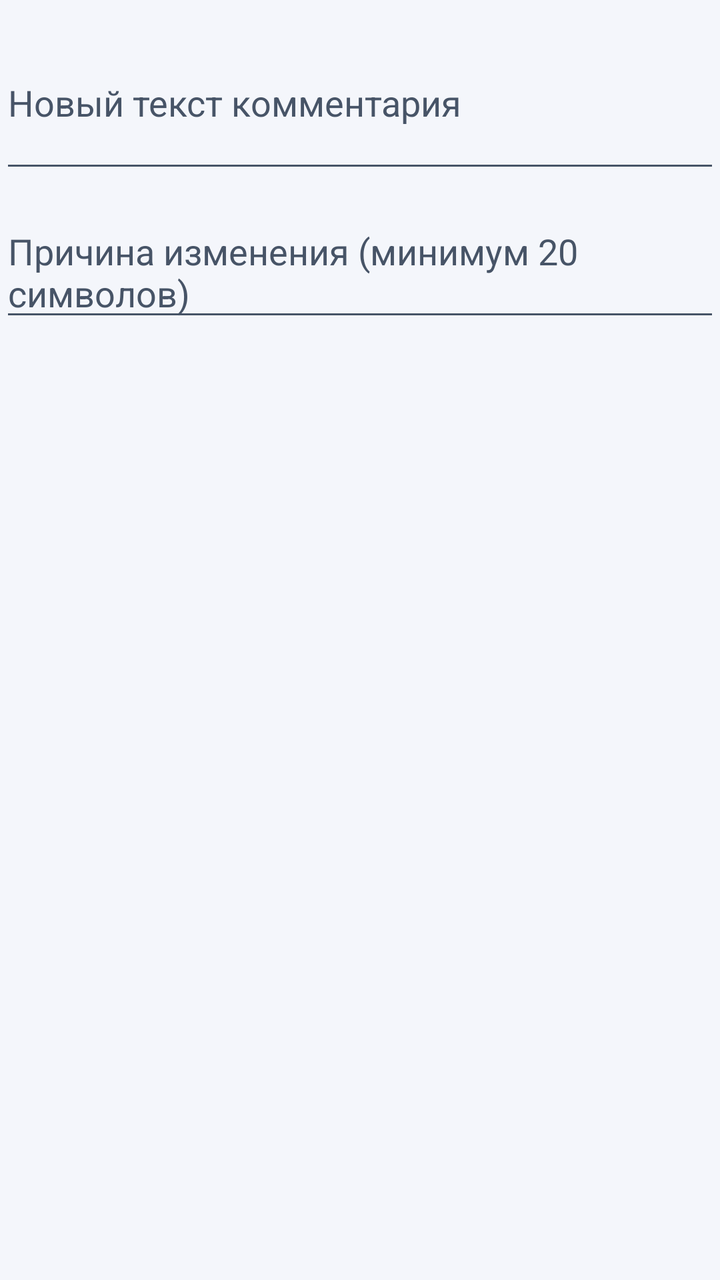
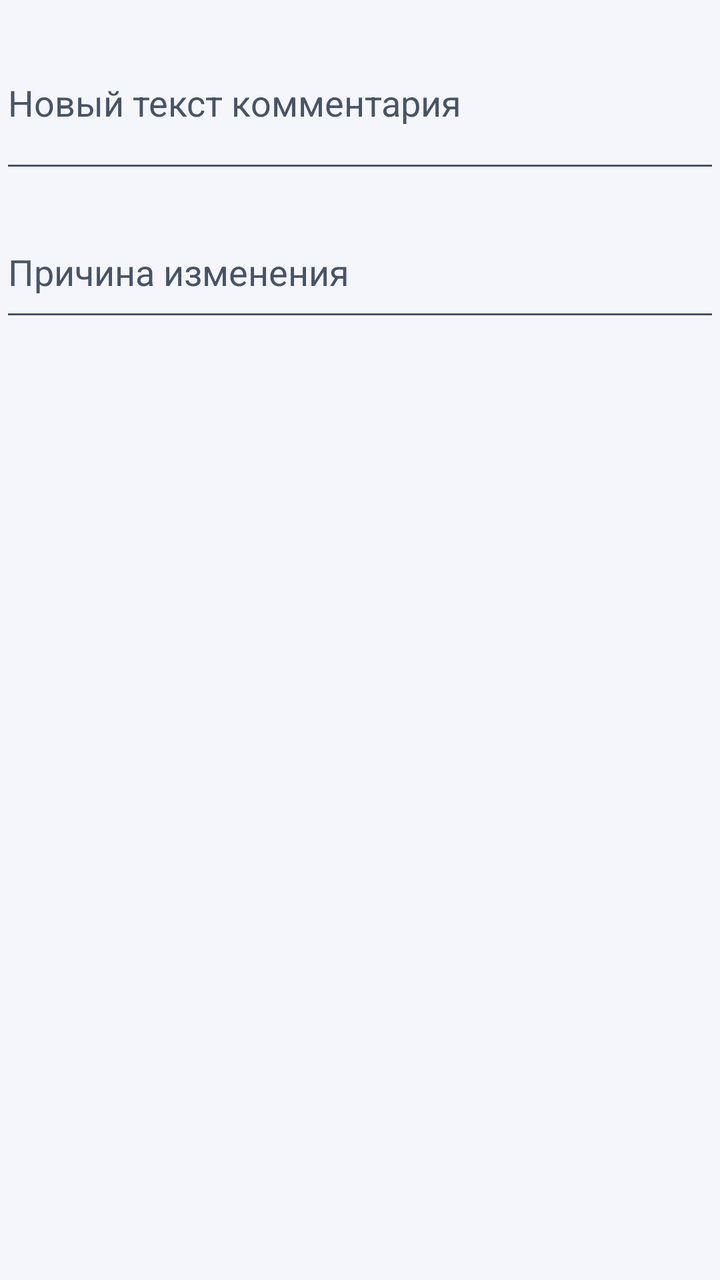

Screens rendered from an Android XML layout before and after an edit, with the pre-edit source and the edit as a unified diff.
<!-- AndroidManifest.xml: application theme Theme.MyCity -->
<!-- res/layout/dialog_admin_comment_moderation.xml -->
<?xml version="1.0" encoding="utf-8"?>
<LinearLayout xmlns:android="http://schemas.android.com/apk/res/android"
    android:layout_width="match_parent"
    android:layout_height="wrap_content"
    android:orientation="vertical"
    android:paddingTop="8dp">

    <EditText
        android:id="@+id/et_comment_text"
        android:layout_width="match_parent"
        android:layout_height="wrap_content"
        android:hint="Новый текст комментария"
        android:inputType="textMultiLine"
        android:minLines="3" />

    <EditText
        android:id="@+id/et_reason"
        android:layout_width="match_parent"
        android:layout_height="wrap_content"
        android:layout_marginTop="12dp"
        android:hint="Причина изменения (минимум 20 символов)"
        android:inputType="textMultiLine"
        android:minLines="2" />

</LinearLayout>
<!-- resources referenced by this layout -->
<resources>
  <style name="Theme.MyCity" parent="Theme.MaterialComponents.DayNight.NoActionBar">
          <item name="colorPrimary">@color/accent_blue</item>
          <item name="colorPrimaryDark">@color/bg_primary</item>
          <item name="colorAccent">@color/accent_blue</item>
          <item name="colorSurface">@color/bg_secondary</item>
          <item name="colorOnSurface">@color/text_primary</item>
          <item name="colorOnBackground">@color/text_primary</item>
          <item name="colorOutline">@color/divider</item>
          <item name="android:windowBackground">@color/bg_primary</item>
          <item name="android:statusBarColor">@color/bg_primary</item>
          <item name="android:navigationBarColor">@color/bg_primary</item>
          <item name="android:textColorPrimary">@color/text_primary</item>
          <item name="android:textColorSecondary">@color/text_secondary</item>
          <item name="android:textColorHint">@color/text_secondary</item>
          <item name="textInputStyle">@style/Widget.MyCity.TextInput</item>
      </style>
  <color name="accent_blue">#5B5FBE</color>
  <color name="bg_primary">#F4F6FB</color>
  <color name="bg_secondary">#FFFFFF</color>
  <color name="text_primary">#101828</color>
  <color name="divider">#D0D5DD</color>
  <color name="text_secondary">#475467</color>
  <style name="Widget.MyCity.TextInput" parent="Widget.MaterialComponents.TextInputLayout.OutlinedBox">
          <item name="boxBackgroundColor">@color/input_bg</item>
          <item name="boxStrokeColor">@color/input_stroke</item>
          <item name="boxStrokeWidthFocused">2dp</item>
          <item name="hintTextColor">@color/text_primary</item>
          <item name="android:textColorHint">@color/text_secondary</item>
          <item name="counterTextColor">@color/text_secondary</item>
          <item name="counterOverflowTextColor">@color/accent_red</item>
          <item name="helperTextTextColor">@color/text_secondary</item>
          <item name="errorTextColor">@color/accent_red</item>
          <item name="materialThemeOverlay">@style/ThemeOverlay.MyCity.TextInputEditText</item>
      </style>
  <color name="input_bg">#FFFFFF</color>
  <color name="input_stroke">#BFC8D8</color>
  <color name="accent_red">#C0392B</color>
  <style name="ThemeOverlay.MyCity.TextInputEditText" parent="ThemeOverlay.MaterialComponents.TextInputEditText.OutlinedBox">
          <item name="colorOnSurface">@color/text_primary</item>
          <item name="colorControlActivated">@color/accent_blue</item>
          <item name="android:textColor">@color/text_primary</item>
      </style>
</resources>

<!-- the commit's change to res/layout/dialog_admin_comment_moderation.xml (unified diff, before → after) -->
@@ -18,7 +18,7 @@
         android:layout_width="match_parent"
         android:layout_height="wrap_content"
         android:layout_marginTop="12dp"
-        android:hint="Причина изменения (минимум 20 символов)"
+        android:hint="Причина изменения"
         android:inputType="textMultiLine"
         android:minLines="2" />
 
<!-- resource entries referenced after the edit -->
@@ -11,6 +11,8 @@
           <item name="android:windowBackground">@color/bg_primary</item>
           <item name="android:statusBarColor">@color/bg_primary</item>
           <item name="android:navigationBarColor">@color/bg_primary</item>
+          <item name="android:windowLightStatusBar">true</item>
+          <item name="android:windowLightNavigationBar">true</item>
           <item name="android:textColorPrimary">@color/text_primary</item>
           <item name="android:textColorSecondary">@color/text_secondary</item>
           <item name="android:textColorHint">@color/text_secondary</item>
